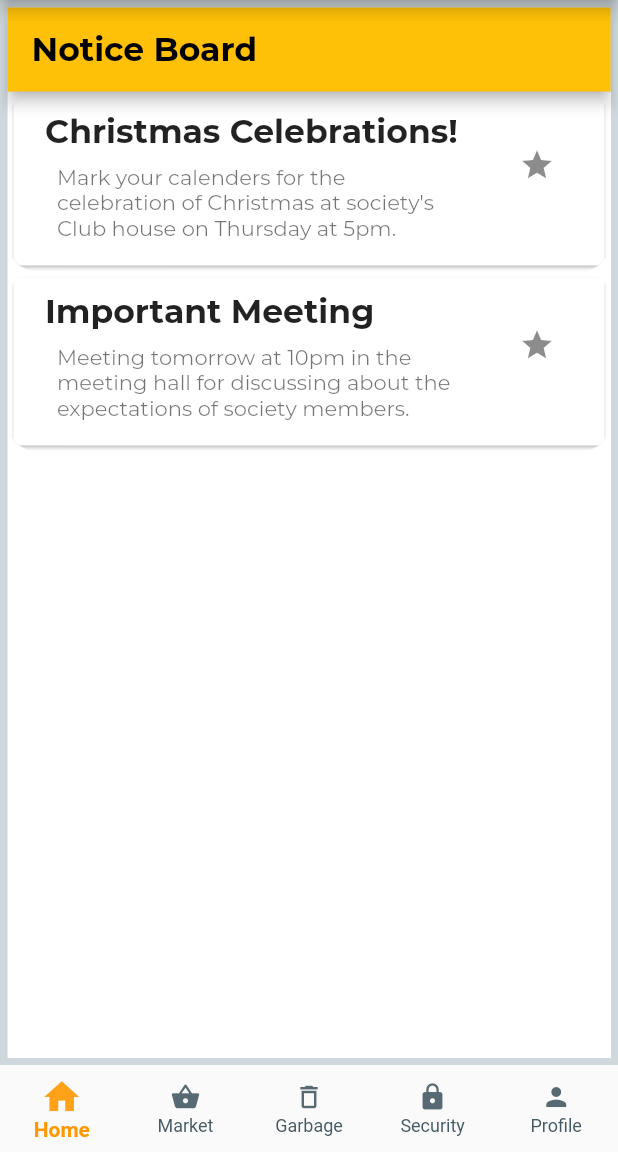
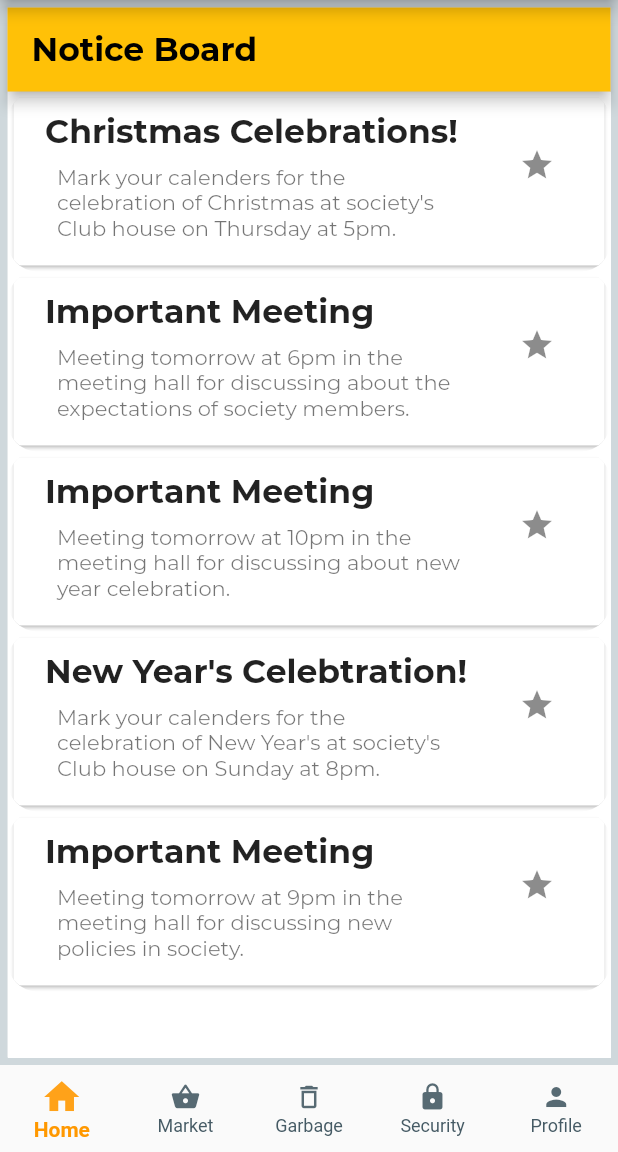
Before and after one commit to AaronStone24/Socio, a Flutter app: the screen it shows after launch, on a phone screen of 412 x 824 dp, the part 84-1236 px from its top. Run offline on Flutter 3.47's test engine with Material 2 defaults, Android fonts, the phone set to English and light mode, and no system bars; our stand-ins replace flare_flutter; Roboto replaces fonts that are missing (Work-Sans); project files that could hold a hidden picture were left out.

Commit message:
Update dummy_newsfeedData.dart

```diff
--- a/lib/dummy_newsfeedData.dart
+++ b/lib/dummy_newsfeedData.dart
@@ -9,7 +9,26 @@ List<Notice> noticeItems=[
   Notice(
     id:'n2',
     title: 'Important Meeting',
-    content: 'Meeting tomorrow at 10pm in the meeting hall for discussing about the expectations of society members.',
+    content: 'Meeting tomorrow at 6pm in the meeting hall for discussing about the expectations of society members.',
     isFavorite: false,
   ),
+  Notice(
+    id:'n3',
+    title: 'Important Meeting',
+    content: 'Meeting tomorrow at 10pm in the meeting hall for discussing about new year celebration.',
+    isFavorite: false,
+  ),
+  Notice(
+    id:'n4',
+    title: 'New Year\'s Celebtration! ',
+    content: 'Mark your calenders for the celebration of New Year\'s at society\'s Club house on Sunday at 8pm.',
+    isFavorite: false,
+  ),
+  Notice(
+    id:'n5',
+    title: 'Important Meeting',
+    content: 'Meeting tomorrow at 9pm in the meeting hall for discussing new policies in society.',
+    isFavorite: false,
+  ),
+
 ];
```
